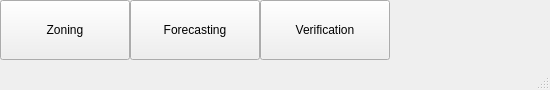
Above: start.ui from sadccsc/cft before the change. Below: the same form after it.
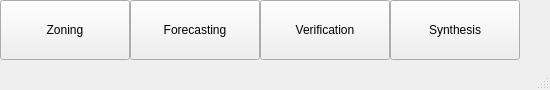
That is the form after the change. Icons and pictures are not drawn.

Commit message: added synthesis tool to startup UI

```diff
--- a/start.ui
+++ b/start.ui
@@ -78,6 +78,22 @@
      <string>Verification</string>
     </property>
    </widget>
+   <widget class="QPushButton" name="synthesisButton">
+    <property name="geometry">
+     <rect>
+      <x>390</x>
+      <y>0</y>
+      <width>130</width>
+      <height>60</height>
+     </rect>
+    </property>
+    <property name="toolTip">
+     <string extracomment="Verification"/>
+    </property>
+    <property name="text">
+     <string>Synthesis</string>
+    </property>
+   </widget>
   </widget>
   <widget class="QStatusBar" name="statusbar"/>
   <action name="actionExit">
```
The commit also changes 4 other files.
